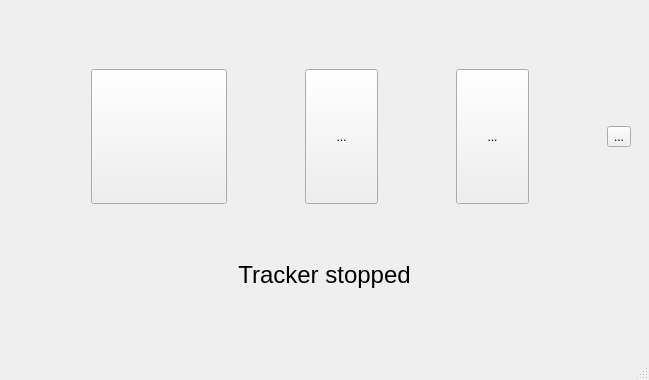
Before: the Qt Designer form src/tracker/ui/MainWindow.ui in OSLL/geo2tag, drawn with Qt 5.
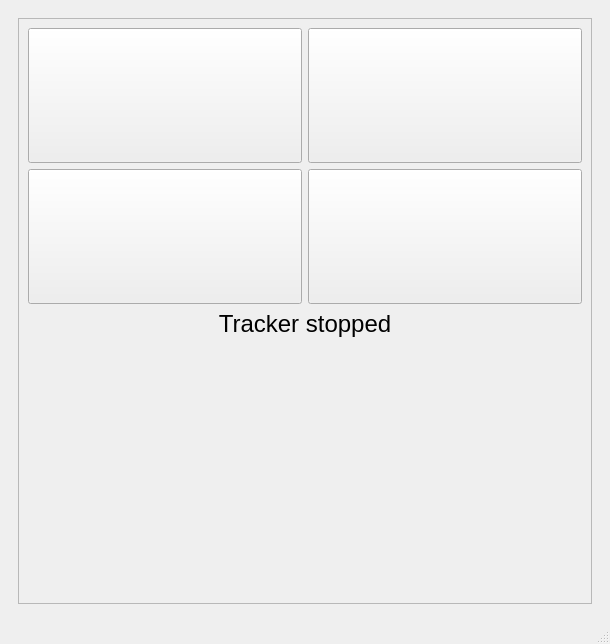
After: the same form once the commit is applied. Icons and pictures are not drawn.

```diff
--- a/src/tracker/ui/MainWindow.ui
+++ b/src/tracker/ui/MainWindow.ui
@@ -6,8 +6,8 @@
    <rect>
     <x>0</x>
     <y>0</y>
-    <width>649</width>
-    <height>380</height>
+    <width>610</width>
+    <height>644</height>
    </rect>
   </property>
   <property name="sizePolicy">
@@ -40,40 +40,91 @@
       </property>
       <widget class="QWidget" name="page">
        <layout class="QGridLayout" name="gridLayout_2">
-        <item row="3" column="0">
-         <layout class="QVBoxLayout" name="verticalLayout_1">
+        <item row="0" column="0">
+         <widget class="QScrollArea" name="scrollArea">
+          <property name="enabled">
+           <bool>true</bool>
+          </property>
+          <property name="mouseTracking">
+           <bool>false</bool>
+          </property>
+          <property name="focusPolicy">
+           <enum>Qt::NoFocus</enum>
+          </property>
+          <property name="widgetResizable">
+           <bool>true</bool>
+          </property>
+          <widget class="QWidget" name="scrollAreaWidgetContents">
+           <property name="geometry">
+            <rect>
+             <x>0</x>
+             <y>0</y>
+             <width>570</width>
+             <height>561</height>
+            </rect>
+           </property>
+           <layout class="QVBoxLayout" name="verticalLayout_3">
           <item>
-           <spacer name="verticalSpacer">
-            <property name="orientation">
-             <enum>Qt::Vertical</enum>
-            </property>
-            <property name="sizeHint" stdset="0">
+             <layout class="QGridLayout" name="gridLayout_3">
+              <item row="2" column="0">
+               <widget class="QToolButton" name="settingsButton">
+                <property name="sizePolicy">
+                 <sizepolicy hsizetype="Preferred" vsizetype="Preferred">
+                  <horstretch>0</horstretch>
+                  <verstretch>0</verstretch>
+                 </sizepolicy>
+                </property>
+                <property name="focusPolicy">
+                 <enum>Qt::TabFocus</enum>
+                </property>
+                <property name="autoFillBackground">
+                 <bool>true</bool>
+                </property>
+                <property name="text">
+                 <string/>
+                </property>
+                <property name="icon">
+                 <iconset resource="images.qrc">
+                  <normaloff>:/images/settings-256.png</normaloff>:/images/settings-256.png</iconset>
+                </property>
+                <property name="iconSize">
              <size>
-              <width>20</width>
-              <height>40</height>
-             </size>
-            </property>
-           </spacer>
-          </item>
-          <item>
-           <layout class="QHBoxLayout" name="horizontalLayout">
-            <item>
-             <spacer name="horizontalSpacer">
-              <property name="orientation">
-               <enum>Qt::Horizontal</enum>
-              </property>
-              <property name="sizeHint" stdset="0">
+                  <width>128</width>
+                  <height>128</height>
+                 </size>
+                </property>
+               </widget>
+              </item>
+              <item row="2" column="1">
+               <widget class="QPushButton" name="aboutButton">
+                <property name="sizePolicy">
+                 <sizepolicy hsizetype="Preferred" vsizetype="Preferred">
+                  <horstretch>0</horstretch>
+                  <verstretch>0</verstretch>
+                 </sizepolicy>
+                </property>
+                <property name="focusPolicy">
+                 <enum>Qt::TabFocus</enum>
+                </property>
+                <property name="text">
+                 <string/>
+                </property>
+                <property name="icon">
+                 <iconset resource="images.qrc">
+                  <normaloff>:/images/information-256.png</normaloff>:/images/information-256.png</iconset>
+                </property>
+                <property name="iconSize">
                <size>
-                <width>40</width>
-                <height>20</height>
-               </size>
-              </property>
-             </spacer>
-            </item>
-            <item>
+                  <width>128</width>
+                  <height>128</height>
+                 </size>
+                </property>
+               </widget>
+              </item>
+              <item row="0" column="0">
              <widget class="QToolButton" name="startButton">
               <property name="sizePolicy">
-               <sizepolicy hsizetype="Expanding" vsizetype="Expanding">
+                 <sizepolicy hsizetype="Preferred" vsizetype="Preferred">
                 <horstretch>0</horstretch>
                 <verstretch>0</verstretch>
                </sizepolicy>
@@ -102,23 +153,10 @@
               </property>
              </widget>
             </item>
-            <item>
-             <spacer name="horizontalSpacer_3">
-              <property name="orientation">
-               <enum>Qt::Horizontal</enum>
-              </property>
-              <property name="sizeHint" stdset="0">
-               <size>
-                <width>40</width>
-                <height>20</height>
-               </size>
-              </property>
-             </spacer>
-            </item>
-            <item>
+              <item row="0" column="1">
              <widget class="QToolButton" name="logButton">
               <property name="sizePolicy">
-               <sizepolicy hsizetype="Expanding" vsizetype="Expanding">
+                 <sizepolicy hsizetype="Preferred" vsizetype="Preferred">
                 <horstretch>0</horstretch>
                 <verstretch>0</verstretch>
                </sizepolicy>
@@ -130,7 +168,7 @@
                <bool>true</bool>
               </property>
               <property name="text">
-               <string>...</string>
+                 <string/>
               </property>
               <property name="icon">
                <iconset resource="images.qrc">
@@ -144,95 +182,16 @@
               </property>
              </widget>
             </item>
-            <item>
-             <spacer name="horizontalSpacer_4">
-              <property name="orientation">
-               <enum>Qt::Horizontal</enum>
-              </property>
-              <property name="sizeHint" stdset="0">
-               <size>
-                <width>40</width>
-                <height>20</height>
-               </size>
-              </property>
-             </spacer>
-            </item>
-            <item>
-             <widget class="QToolButton" name="settingsButton">
-              <property name="sizePolicy">
-               <sizepolicy hsizetype="Expanding" vsizetype="Expanding">
-                <horstretch>0</horstretch>
-                <verstretch>0</verstretch>
-               </sizepolicy>
-              </property>
-              <property name="focusPolicy">
-               <enum>Qt::ClickFocus</enum>
-              </property>
-              <property name="autoFillBackground">
-               <bool>true</bool>
-              </property>
-              <property name="text">
-               <string>...</string>
-              </property>
-              <property name="icon">
-               <iconset resource="images.qrc">
-                <normaloff>:/images/settings-256.png</normaloff>:/images/settings-256.png</iconset>
-              </property>
-              <property name="iconSize">
-               <size>
-                <width>128</width>
-                <height>128</height>
-               </size>
-              </property>
-             </widget>
-            </item>
-            <item>
-             <spacer name="horizontalSpacer_2">
-              <property name="orientation">
-               <enum>Qt::Horizontal</enum>
-              </property>
-              <property name="sizeHint" stdset="0">
-               <size>
-                <width>40</width>
-                <height>20</height>
-               </size>
-              </property>
-             </spacer>
-            </item>
-            <item>
-             <widget class="QToolButton" name="aboutButton">
-              <property name="text">
-               <string>...</string>
-              </property>
-              <property name="icon">
-               <iconset resource="images.qrc">
-                <normaloff>:/images/information-256.png</normaloff>:/images/information-256.png</iconset>
-              </property>
-              <property name="iconSize">
-               <size>
-                <width>128</width>
-                <height>128</height>
-               </size>
-              </property>
-             </widget>
-            </item>
-           </layout>
-          </item>
-          <item>
-           <spacer name="verticalSpacer_2">
-            <property name="orientation">
-             <enum>Qt::Vertical</enum>
-            </property>
-            <property name="sizeHint" stdset="0">
-             <size>
-              <width>20</width>
-              <height>40</height>
-             </size>
-            </property>
-           </spacer>
-          </item>
+             </layout>
+            </item>
           <item>
            <widget class="QLabel" name="m_daemonIndicator">
+              <property name="sizePolicy">
+               <sizepolicy hsizetype="Preferred" vsizetype="Preferred">
+                <horstretch>0</horstretch>
+                <verstretch>0</verstretch>
+               </sizepolicy>
+              </property>
             <property name="font">
              <font>
               <pointsize>18</pointsize>
@@ -247,7 +206,7 @@
            </widget>
           </item>
           <item>
-           <spacer name="verticalSpacer_3">
+             <spacer name="verticalSpacer">
             <property name="orientation">
              <enum>Qt::Vertical</enum>
             </property>
@@ -260,6 +219,8 @@
            </spacer>
           </item>
          </layout>
+          </widget>
+         </widget>
         </item>
        </layout>
       </widget>
```
Left out of the diff: 18 changed lines with no effect on the pictures. Lines whose indentation alone changed are shown as unchanged.
